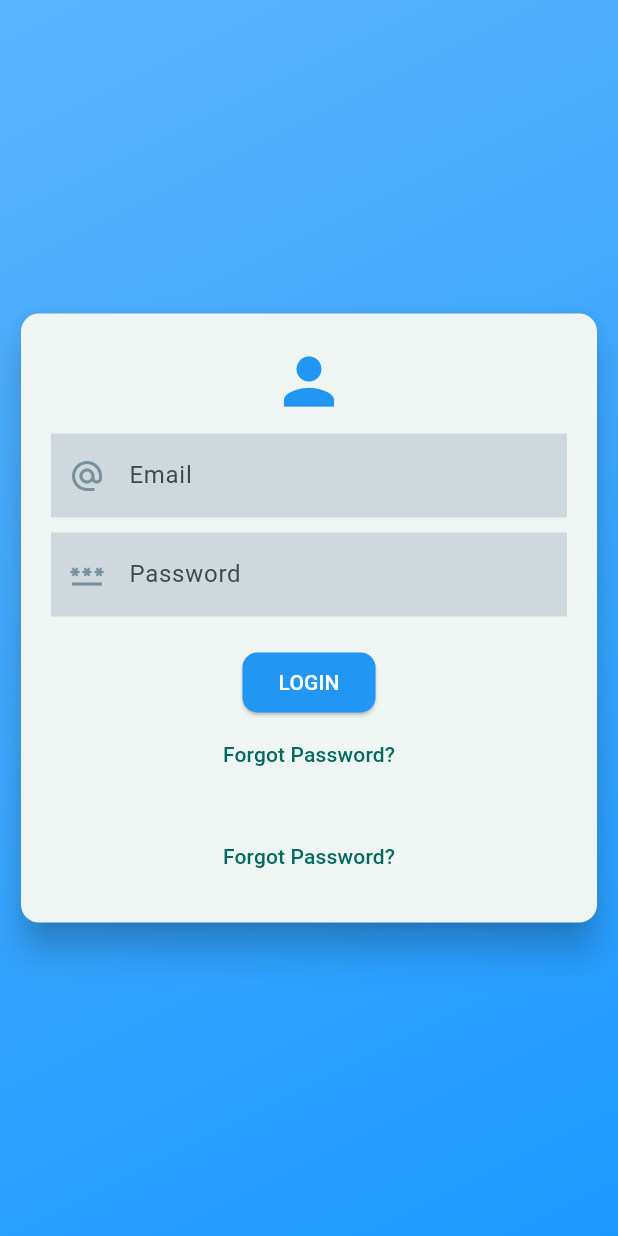
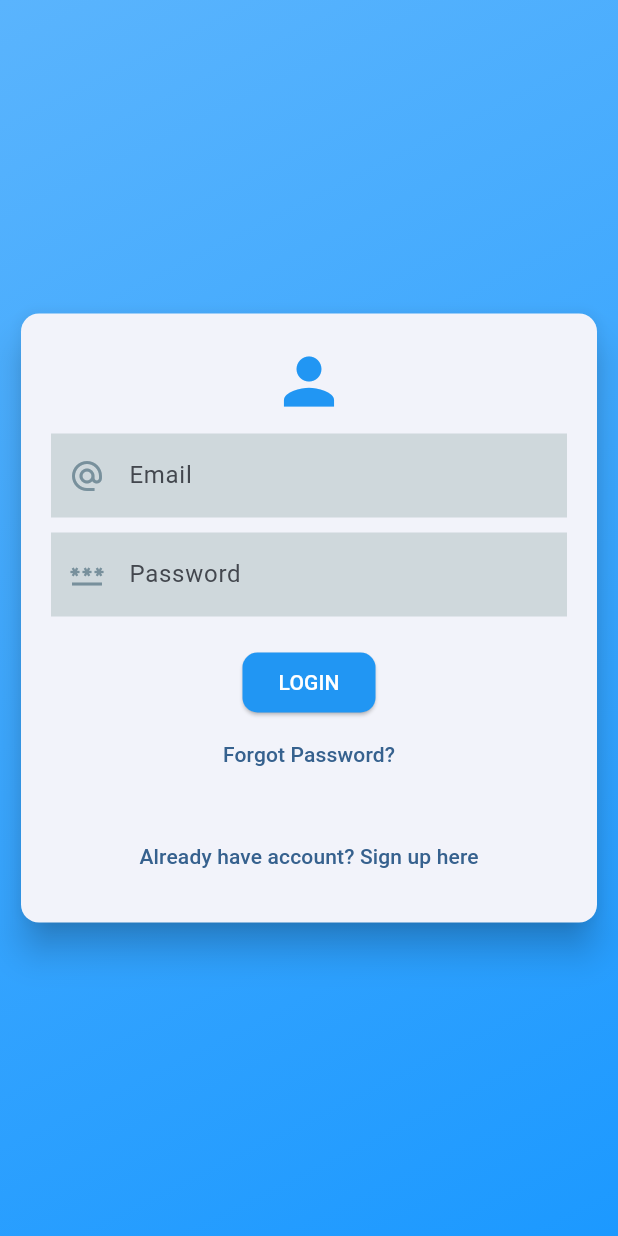
Before and after one commit to mjk22071998/todo_supabase, a Flutter app: the screen it shows after launch, on a phone screen of 412 x 824 dp. Run offline on Flutter 3.47's test engine with Material 3 defaults, Android fonts, the phone set to English and light mode, and no system bars.

Commit message:
Color scheme finalized

```diff
--- a/lib/layouts/login.dart
+++ b/lib/layouts/login.dart
@@ -9,7 +9,7 @@ class LoginPage extends StatelessWidget {
   Widget build(BuildContext context) {
     return Scaffold(
       body: Container(
-        padding: EdgeInsets.all(10.0),
+        padding:const EdgeInsets.all(10.0),
         decoration: const BoxDecoration(
           gradient: LinearGradient(
             begin: Alignment.topLeft,
@@ -81,7 +81,7 @@ class LoginPage extends StatelessWidget {
                           MaterialPageRoute(builder: (context) =>const SignUpPage()),
                         );
                       },
-                      child: const Text('Forgot Password?'),
+                      child: const Text('Already have account? Sign up here'),
                     ),
                   ],
                 ),
--- a/lib/layouts/signup.dart
+++ b/lib/layouts/signup.dart
@@ -8,6 +8,7 @@ class SignUpPage extends StatelessWidget {
   Widget build(BuildContext context) {
     return Scaffold(
       body: Container(
+        padding: const EdgeInsets.all(10.0),
         decoration: const BoxDecoration(
           gradient: LinearGradient(
             begin: Alignment.topLeft,
@@ -87,7 +88,9 @@ class SignUpPage extends StatelessWidget {
                       ),
                       child: const Text('Sign Up'),
                     ),
-
+                    const SizedBox(
+                      height: 10,
+                    ),
                     // Already have an account? Log In link
                     TextButton(
                       onPressed: () {
--- a/lib/main.dart
+++ b/lib/main.dart
@@ -11,7 +11,7 @@ class MyApp extends StatelessWidget {
   @override
   Widget build(BuildContext context) {
     return MaterialApp(
-      theme: ThemeData(colorSchemeSeed: Colors.teal),
+      theme: ThemeData(colorSchemeSeed: Colors.blue),
       home: const LoginPage(),
     );
   }
--- a/lib/widgets/textfields.dart
+++ b/lib/widgets/textfields.dart
@@ -31,7 +31,7 @@ class MyTextField extends StatelessWidget {
         prefixIcon: Icon(icon),
         prefixIconColor: WidgetStateColor.resolveWith((states) =>
             states.contains(WidgetState.focused)
-                ? Colors.teal
+                ? Colors.blue
                 : Colors.blueGrey.shade400),
       ),
     );
```
